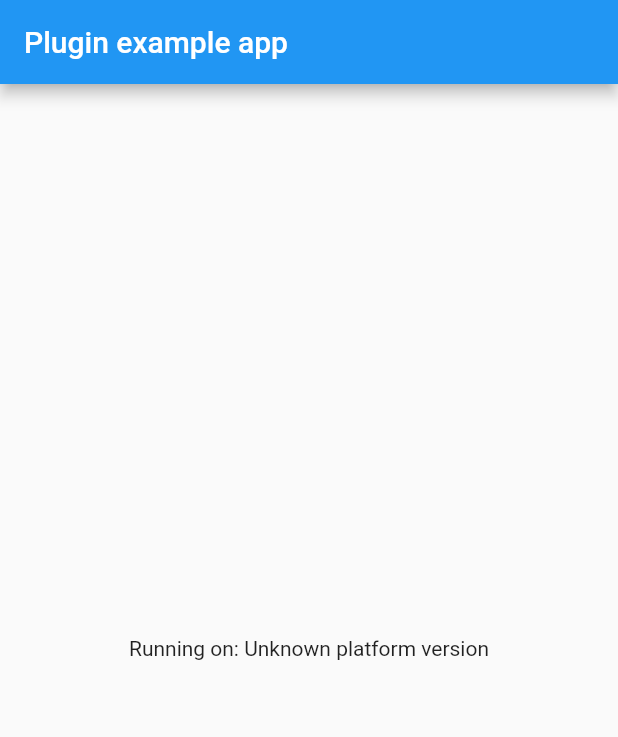
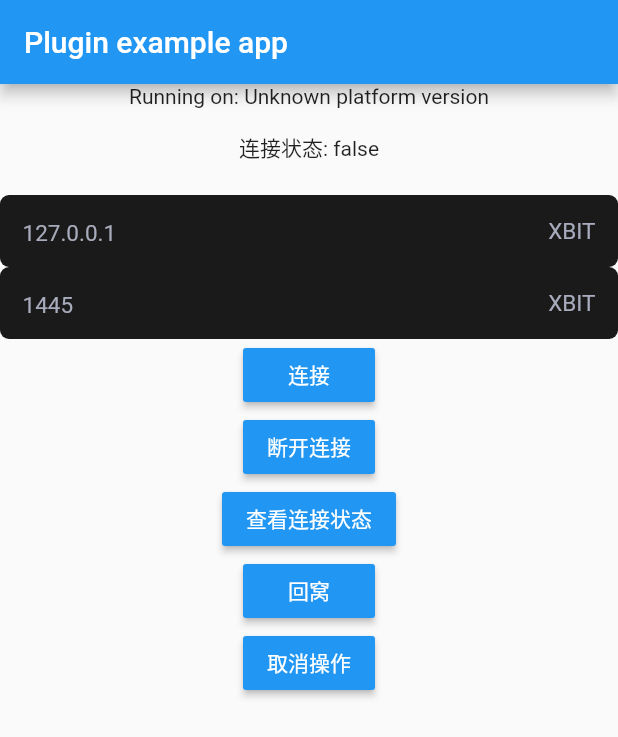
Before and after one commit to AgeeZhang/slamware_sdk, a Flutter app: the screen it shows after launch, on a phone screen of 412 x 824 dp. Shown: the top 737 px of the screen. Run offline on Flutter 3.47's test engine with Material 2 defaults, Android fonts, the phone set to English and light mode, and no system bars.

```diff
--- a/example/lib/main.dart
+++ b/example/lib/main.dart
@@ -17,6 +17,9 @@ class MyApp extends StatefulWidget {
 
 class _MyAppState extends State<MyApp> {
   String _platformVersion = 'Unknown';
+  bool _connectState=false;
+  String _ip = '127.0.0.1';
+  String _port = '1445';
 
   @override
   void initState() {
@@ -27,6 +30,7 @@ class _MyAppState extends State<MyApp> {
   // Platform messages are asynchronous, so we initialize in an async method.
   Future<void> initPlatformState() async {
     String platformVersion;
+    bool connectState;
     // Platform messages may fail, so we use a try/catch PlatformException.
     // We also handle the message potentially returning null.
     try {
@@ -53,8 +57,99 @@ class _MyAppState extends State<MyApp> {
         appBar: AppBar(
           title: const Text('Plugin example app'),
         ),
-        body: Center(
-          child: Text('Running on: $_platformVersion\n'),
+        body: Column(
+          children: [
+            Text('Running on: $_platformVersion\n'),
+            Text('连接状态: $_connectState\n'),
+            TextField(
+                style: const TextStyle(color: Color(0xFFA7ABBB),fontSize: 15),
+                keyboardType: TextInputType.numberWithOptions(signed: true),
+                controller: TextEditingController.fromValue(TextEditingValue(
+                    text: _ip,
+                    selection: TextSelection.fromPosition(TextPosition(
+                        affinity: TextAffinity.downstream,
+                        offset: _ip.length)
+                    ))
+                ),
+                decoration: InputDecoration(
+                  counterText: '',
+                  filled: true,
+                  fillColor: Color(0xFF1A1A1A),
+                  hintStyle: const TextStyle(color: Color(0xFFA7ABBB),fontSize: 15),
+                  hintText: '请输入IP',
+                  contentPadding: EdgeInsets.symmetric(horizontal: 15,vertical: 10),
+                  enabledBorder: OutlineInputBorder(borderRadius: BorderRadius.circular(6),borderSide: BorderSide.none),
+                  focusedBorder: OutlineInputBorder(borderRadius: BorderRadius.circular(6),borderSide: BorderSide.none),
+                  suffixIcon: Container(alignment: Alignment.centerRight,child: Text('XBIT',style: const TextStyle(color: Color(0xFFA7ABBB),fontSize: 15),),margin: EdgeInsets.only(right: 15),),
+                  suffixIconConstraints: BoxConstraints(maxWidth: 80)
+                ),
+                onChanged: (v){
+                  _ip = v;
+                  setState(() { });
+                },
+            ),
+            TextField(
+                style: const TextStyle(color: Color(0xFFA7ABBB),fontSize: 15),
+                keyboardType: TextInputType.numberWithOptions(signed: true),
+                controller: TextEditingController.fromValue(TextEditingValue(
+                    text: _port,
+                    selection: TextSelection.fromPosition(TextPosition(
+                        affinity: TextAffinity.downstream,
+                        offset: _port.length)
+                    ))
+                ),
+                decoration: InputDecoration(
+                  counterText: '',
+                  filled: true,
+                  fillColor: Color(0xFF1A1A1A),
+                  hintStyle: const TextStyle(color: Color(0xFFA7ABBB),fontSize: 15),
+                  hintText: '请输入端口',
+                  contentPadding: EdgeInsets.symmetric(horizontal: 15,vertical: 10),
+                  enabledBorder: OutlineInputBorder(borderRadius: BorderRadius.circular(6),borderSide: BorderSide.none),
+                  focusedBorder: OutlineInputBorder(borderRadius: BorderRadius.circular(6),borderSide: BorderSide.none),
+                  suffixIcon: Container(alignment: Alignment.centerRight,child: Text('XBIT',style: const TextStyle(color: Color(0xFFA7ABBB),fontSize: 15),),margin: EdgeInsets.only(right: 15),),
+                  suffixIconConstraints: BoxConstraints(maxWidth: 80)
+                ),
+                onChanged: (v){
+                  _port = v;
+                  setState(() { });
+                },),
+            MaterialButton(
+              color: Colors.blue,
+              textColor: Colors.white,
+              child: new Text('连接'),
+              onPressed: (){
+                 _connectState = SlamwareSdk.connect(_ip, _port) is bool;
+              }),
+              MaterialButton(
+              color: Colors.blue,
+              textColor: Colors.white,
+              child: new Text('断开连接'),
+              onPressed: (){
+                  SlamwareSdk.disconnect;
+              }),
+              MaterialButton(
+              color: Colors.blue,
+              textColor: Colors.white,
+              child: new Text('查看连接状态'),
+              onPressed: (){
+                _connectState =  SlamwareSdk.isConnection is bool;
+              }),
+              MaterialButton(
+              color: Colors.blue,
+              textColor: Colors.white,
+              child: new Text('回窝'),
+              onPressed: (){
+                SlamwareSdk.getBackHome;
+              }),
+              MaterialButton(
+              color: Colors.blue,
+              textColor: Colors.white,
+              child: new Text('取消操作'),
+              onPressed: (){
+                SlamwareSdk.actionCancel;
+              }),
+            ],
         ),
       ),
     );
--- a/pubspec.yaml
+++ b/pubspec.yaml
@@ -1,7 +1,7 @@
 name: slamware_sdk
 description: A new Flutter project.
-version: 0.0.1
-homepage:
+version: 0.0.2
+homepage: https://github.com/AgeeZhang/slamware_sdk.git
 
 environment:
   sdk: ">=2.12.0 <3.0.0"
```
Also changed, not shown: example/pubspec.lock, 5 other files.
